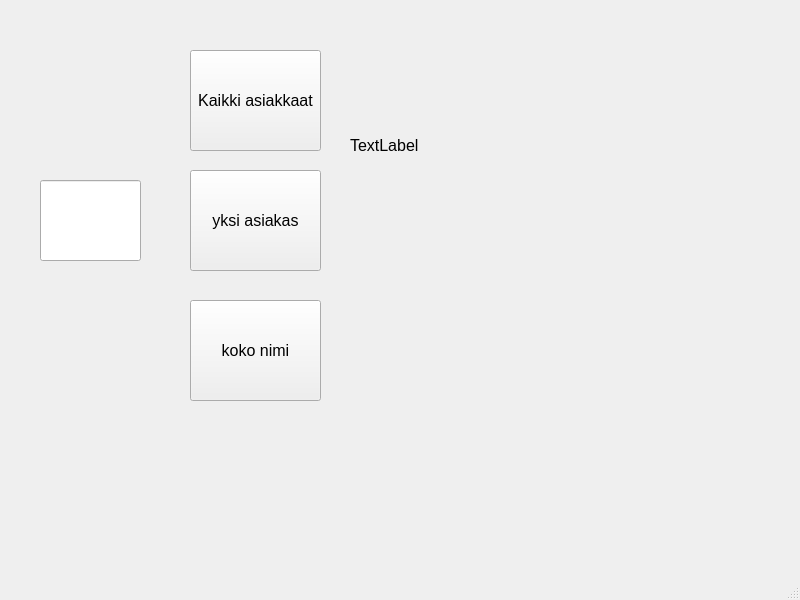
Above: qt_frontend/mainwindow.ui from c0latu02/qt_example before the change. Below: the same form after it.
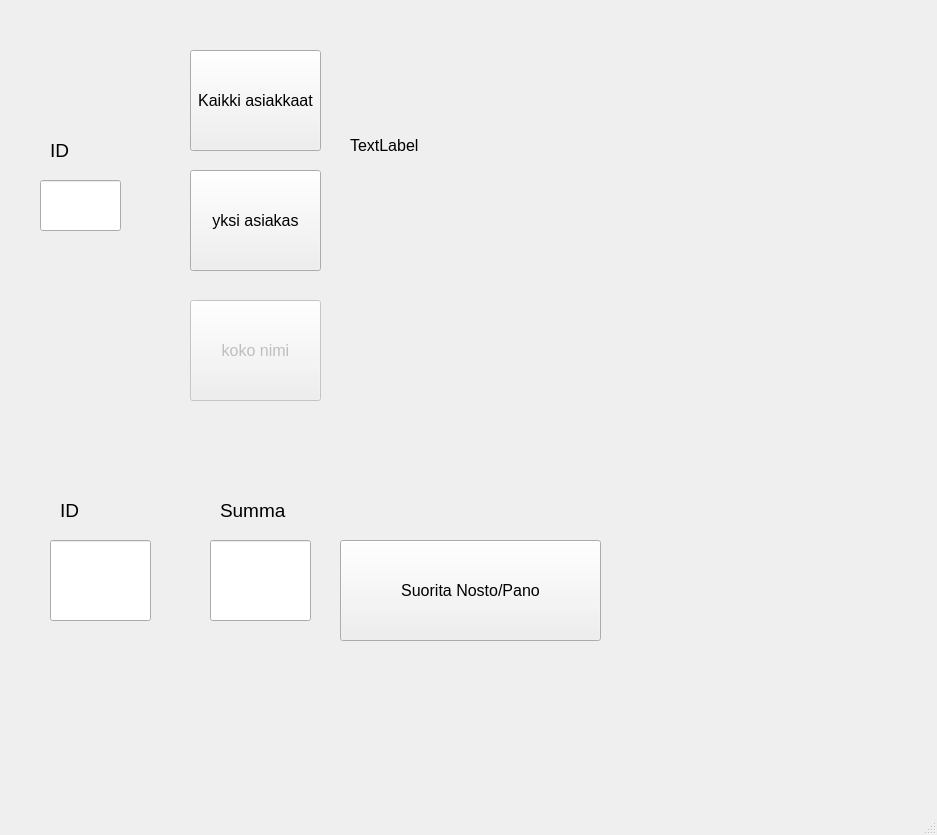
That is the form after the change.

Patch:
```diff
--- a/qt_frontend/mainwindow.ui
+++ b/qt_frontend/mainwindow.ui
@@ -6,8 +6,8 @@
    <rect>
     <x>0</x>
     <y>0</y>
-    <width>800</width>
-    <height>600</height>
+    <width>937</width>
+    <height>835</height>
    </rect>
   </property>
   <property name="windowTitle">
@@ -51,6 +51,9 @@
     </property>
    </widget>
    <widget class="QPushButton" name="btnGetFullname">
+    <property name="enabled">
+     <bool>false</bool>
+    </property>
     <property name="geometry">
      <rect>
       <x>190</x>
@@ -91,6 +94,39 @@
      <rect>
       <x>40</x>
       <y>180</y>
+      <width>81</width>
+      <height>51</height>
+     </rect>
+    </property>
+    <property name="font">
+     <font>
+      <pointsize>14</pointsize>
+     </font>
+    </property>
+   </widget>
+   <widget class="QLabel" name="label">
+    <property name="geometry">
+     <rect>
+      <x>50</x>
+      <y>140</y>
+      <width>51</width>
+      <height>21</height>
+     </rect>
+    </property>
+    <property name="font">
+     <font>
+      <pointsize>14</pointsize>
+     </font>
+    </property>
+    <property name="text">
+     <string>ID</string>
+    </property>
+   </widget>
+   <widget class="QLineEdit" name="lineEditRaiseId">
+    <property name="geometry">
+     <rect>
+      <x>50</x>
+      <y>540</y>
       <width>101</width>
       <height>81</height>
      </rect>
@@ -101,6 +137,75 @@
      </font>
     </property>
    </widget>
+   <widget class="QLabel" name="label_2">
+    <property name="geometry">
+     <rect>
+      <x>60</x>
+      <y>500</y>
+      <width>51</width>
+      <height>21</height>
+     </rect>
+    </property>
+    <property name="font">
+     <font>
+      <pointsize>14</pointsize>
+     </font>
+    </property>
+    <property name="text">
+     <string>ID</string>
+    </property>
+   </widget>
+   <widget class="QLabel" name="label_3">
+    <property name="geometry">
+     <rect>
+      <x>220</x>
+      <y>500</y>
+      <width>81</width>
+      <height>21</height>
+     </rect>
+    </property>
+    <property name="font">
+     <font>
+      <pointsize>14</pointsize>
+     </font>
+    </property>
+    <property name="text">
+     <string>Summa</string>
+    </property>
+   </widget>
+   <widget class="QLineEdit" name="lineEditRaiseAmount">
+    <property name="geometry">
+     <rect>
+      <x>210</x>
+      <y>540</y>
+      <width>101</width>
+      <height>81</height>
+     </rect>
+    </property>
+    <property name="font">
+     <font>
+      <pointsize>14</pointsize>
+     </font>
+    </property>
+   </widget>
+   <widget class="QPushButton" name="btnRaise">
+    <property name="geometry">
+     <rect>
+      <x>340</x>
+      <y>540</y>
+      <width>261</width>
+      <height>101</height>
+     </rect>
+    </property>
+    <property name="font">
+     <font>
+      <pointsize>12</pointsize>
+     </font>
+    </property>
+    <property name="text">
+     <string>Suorita Nosto/Pano</string>
+    </property>
+   </widget>
   </widget>
   <widget class="QMenuBar" name="menubar">
    <property name="geometry">
```
Left out of the diff: 2 changed lines with no effect on the pictures.
